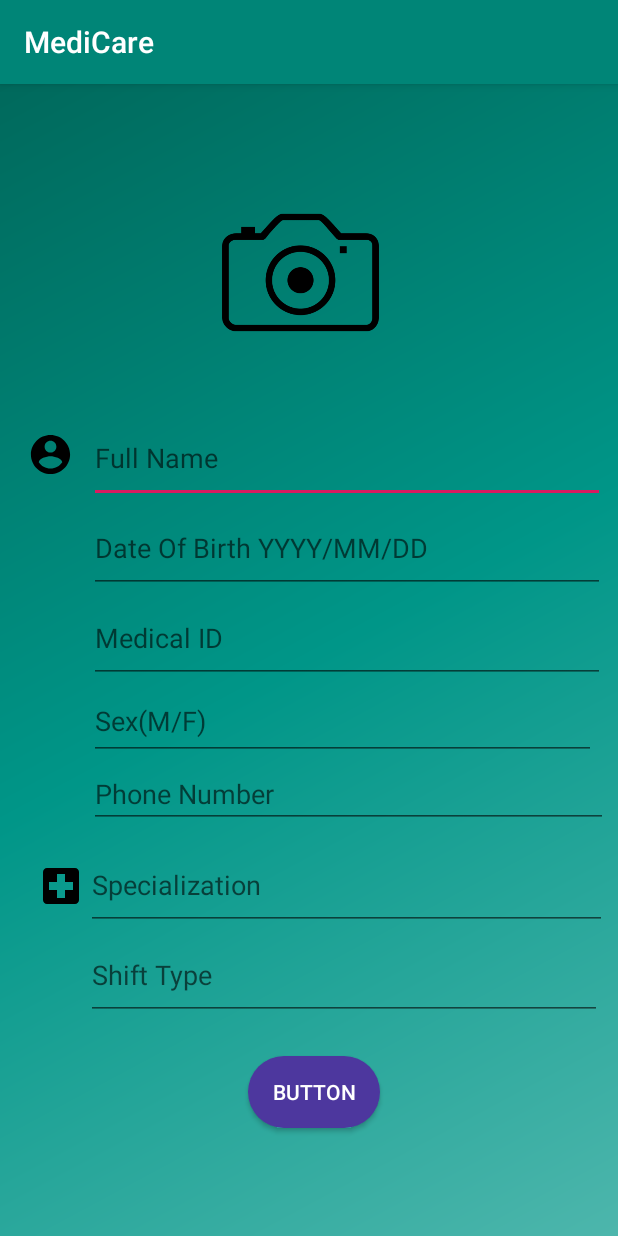
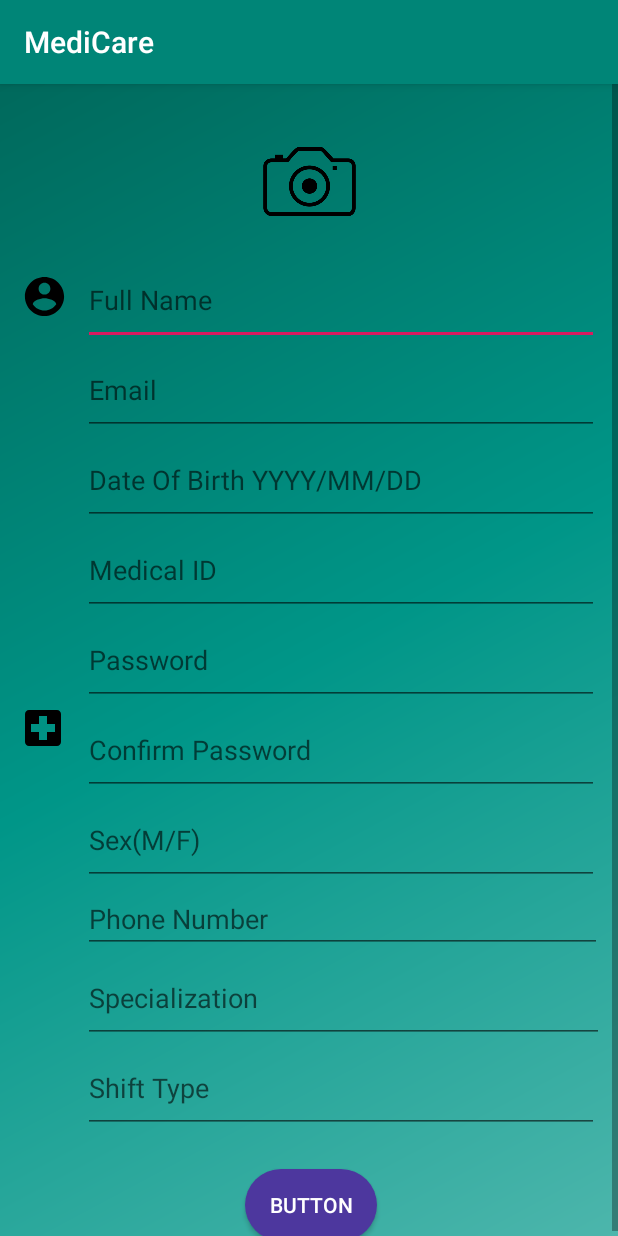
Before and after one commit to katasanirohith/MediCareIT1, an Android app: the doctor_registration screen opened directly, with no data from a screen before it, on a phone screen of 412 x 824 dp. Run offline under Robolectric (Android 15) with nearby library versions, the phone set to English and light mode, and no system bars; network calls fail.

Commit message:
changes made for doc regis

```diff
--- a/app/src/main/java/com/example/medicare/PatientDetails.java
+++ b/app/src/main/java/com/example/medicare/PatientDetails.java
@@ -46,7 +46,7 @@ public class PatientDetails extends AppCompatActivity {
         }
 
         editText_medicalId = (EditText) findViewById(R.id.editText11);
-        editText__name = (EditText) findViewById(R.id.Treatment_date_entry);
+        editText__name = (EditText) findViewById(R.id.Full_name_entry);
         editText_dob = (EditText) findViewById(R.id.editText5);
         editText_emailId = (EditText) findViewById(R.id.editText6);
         editText_bloodGroup = (EditText) findViewById(R.id.editText9);
--- a/app/src/main/res/layout/activity_doctor_doing_treatment.xml
+++ b/app/src/main/res/layout/activity_doctor_doing_treatment.xml
@@ -34,7 +34,7 @@
                 app:srcCompat="@drawable/camera_icon" />
 
             <EditText
-                android:id="@+id/Treatment_date_entry"
+                android:id="@+id/Full_name_entry"
                 android:layout_width="198dp"
                 android:layout_height="48dp"
                 android:layout_marginStart="8dp"
@@ -158,7 +158,7 @@
                 android:inputType="textPersonName"
                 android:textSize="17sp"
                 app:layout_constraintStart_toEndOf="@+id/treatment_slot"
-                app:layout_constraintTop_toBottomOf="@+id/Treatment_date_entry" />
+                app:layout_constraintTop_toBottomOf="@+id/Full_name_entry" />
 
             <EditText
                 android:id="@+id/Diagnosis_entry"
--- a/app/src/main/res/layout/activity_doctor_registration.xml
+++ b/app/src/main/res/layout/activity_doctor_registration.xml
@@ -10,6 +10,7 @@
 
 
     <TableLayout
+        android:id="@+id/tableLayout"
         android:layout_width="match_parent"
         android:layout_height="match_parent"
         android:stretchColumns="1">
@@ -20,24 +21,24 @@
             android:layout_height="match_parent"
             android:background="@drawable/side_nav_bar"
             tools:context=".doctor_registration">
+
             <EditText
                 android:id="@+id/editText15"
                 android:layout_width="347dp"
                 android:layout_height="60dp"
-        android:layout_marginTop="8dp"
                 android:ems="10"
                 android:hint="Specialization"
                 android:inputType="textPersonName"
-        app:layout_constraintStart_toEndOf="@+id/imageView7"
+                app:layout_constraintStart_toStartOf="@+id/editText18"
                 app:layout_constraintTop_toBottomOf="@+id/editText18" />
 
             <ImageView
                 android:id="@+id/imageView3"
-        android:layout_width="319dp"
-        android:layout_height="139dp"
-        android:layout_marginTop="56dp"
-        android:layout_marginEnd="52dp"
-        android:layout_marginRight="52dp"
+                android:layout_width="299dp"
+                android:layout_height="82dp"
+                android:layout_marginTop="24dp"
+                android:layout_marginEnd="56dp"
+                android:layout_marginRight="56dp"
                 app:layout_constraintEnd_toEndOf="parent"
                 app:layout_constraintTop_toTopOf="parent"
                 app:srcCompat="@drawable/camera_icon" />
@@ -46,25 +47,22 @@
                 android:id="@+id/iiitLogo"
                 android:layout_width="35dp"
                 android:layout_height="31dp"
-        android:layout_marginStart="16dp"
-        android:layout_marginLeft="16dp"
-        android:layout_marginTop="36dp"
+                android:layout_marginStart="12dp"
+                android:layout_marginLeft="12dp"
+                android:layout_marginTop="20dp"
                 app:layout_constraintStart_toStartOf="parent"
                 app:layout_constraintTop_toBottomOf="@+id/imageView3"
                 app:srcCompat="@drawable/ic_account_circle_black_24dp" />
 
             <EditText
-        android:id="@+id/Treatment_date_entry"
+                android:id="@+id/Email_entry"
                 android:layout_width="344dp"
                 android:layout_height="60dp"
-        android:layout_marginStart="8dp"
-        android:layout_marginLeft="8dp"
-        android:layout_marginTop="24dp"
                 android:ems="10"
-        android:hint="Full Name"
+                android:hint="Email"
                 android:inputType="textPersonName"
-        app:layout_constraintStart_toEndOf="@+id/iiitLogo"
-        app:layout_constraintTop_toBottomOf="@+id/imageView3" />
+                app:layout_constraintStart_toStartOf="@+id/Name_entry"
+                app:layout_constraintTop_toBottomOf="@+id/Name_entry" />
 
             <EditText
                 android:id="@+id/editText5"
@@ -73,15 +71,13 @@
                 android:ems="10"
                 android:hint="Date Of Birth YYYY/MM/DD"
                 android:inputType="date"
-        app:layout_constraintStart_toStartOf="@+id/Treatment_date_entry"
-        app:layout_constraintTop_toBottomOf="@+id/Treatment_date_entry" />
+                app:layout_constraintStart_toStartOf="@+id/Email_entry"
+                app:layout_constraintTop_toBottomOf="@+id/Email_entry" />
 
             <ImageView
                 android:id="@+id/imageView7"
                 android:layout_width="33dp"
                 android:layout_height="32dp"
-        android:layout_marginStart="8dp"
-        android:layout_marginLeft="8dp"
                 android:layout_marginTop="256dp"
                 app:layout_constraintStart_toStartOf="@+id/iiitLogo"
                 app:layout_constraintTop_toBottomOf="@+id/iiitLogo"
@@ -109,21 +105,21 @@
 
             <EditText
                 android:id="@+id/editText17"
-        android:layout_width="338dp"
-        android:layout_height="51dp"
+                android:layout_width="344dp"
+                android:layout_height="60dp"
                 android:ems="10"
                 android:hint="Sex(M/F)"
                 android:inputType="textPersonName"
-        app:layout_constraintStart_toStartOf="@+id/editText"
-        app:layout_constraintTop_toBottomOf="@+id/editText" />
+                app:layout_constraintStart_toStartOf="@+id/Confirm_Password_entry"
+                app:layout_constraintTop_toBottomOf="@+id/Confirm_Password_entry" />
 
             <EditText
                 android:id="@+id/editText18"
                 android:layout_width="346dp"
                 android:layout_height="wrap_content"
                 android:ems="10"
+                android:hint="Phone Number"
                 android:inputType="phone"
-        android:hint="Phone Number"
                 app:layout_constraintStart_toStartOf="@+id/editText17"
                 app:layout_constraintTop_toBottomOf="@+id/editText17" />
 
@@ -140,6 +136,39 @@
                 app:layout_constraintStart_toStartOf="@+id/editText16"
                 app:layout_constraintTop_toBottomOf="@+id/editText16" />
 
+            <EditText
+                android:id="@+id/Confirm_Password_entry"
+                android:layout_width="344dp"
+                android:layout_height="60dp"
+                android:ems="10"
+                android:hint="Confirm Password"
+                android:inputType="textPassword"
+                app:layout_constraintStart_toStartOf="@+id/password_entry"
+                app:layout_constraintTop_toBottomOf="@+id/password_entry" />
+
+            <EditText
+                android:id="@+id/password_entry"
+                android:layout_width="344dp"
+                android:layout_height="60dp"
+                android:ems="10"
+                android:hint="Password"
+                android:inputType="textPassword"
+                app:layout_constraintStart_toStartOf="@+id/editText"
+                app:layout_constraintTop_toBottomOf="@+id/editText" />
+
+            <EditText
+                android:id="@+id/Name_entry"
+                android:layout_width="344dp"
+                android:layout_height="60dp"
+                android:layout_marginStart="8dp"
+                android:layout_marginLeft="8dp"
+                android:layout_marginTop="8dp"
+                android:ems="10"
+                android:hint="Full Name"
+                android:inputType="textPersonName"
+                app:layout_constraintStart_toEndOf="@+id/iiitLogo"
+                app:layout_constraintTop_toBottomOf="@+id/imageView3" />
+
 
         </android.support.constraint.ConstraintLayout>
     </TableLayout>
--- a/app/src/main/res/layout/activity_patient_details.xml
+++ b/app/src/main/res/layout/activity_patient_details.xml
@@ -26,8 +26,8 @@
                 android:ems="10"
                 android:hint="Pick a username"
                 android:inputType="textPersonName"
-                app:layout_constraintStart_toStartOf="@+id/Treatment_date_entry"
-                app:layout_constraintTop_toBottomOf="@+id/Treatment_date_entry" />
+                app:layout_constraintStart_toStartOf="@+id/Full_name_entry"
+                app:layout_constraintTop_toBottomOf="@+id/Full_name_entry" />
 
             <ImageView
                 android:id="@+id/imageView3"
@@ -54,7 +54,7 @@
                 app:srcCompat="@drawable/ic_account_circle_black_24dp" />
 
             <EditText
-                android:id="@+id/Treatment_date_entry"
+                android:id="@+id/Full_name_entry"
                 android:layout_width="341dp"
                 android:layout_height="37dp"
                 android:ems="10"
@@ -70,7 +70,7 @@
                 android:ems="10"
                 android:hint="Date Of Birth YYYY/MM/DD"
                 android:inputType="date"
-                app:layout_constraintStart_toStartOf="@+id/Treatment_date_entry"
+                app:layout_constraintStart_toStartOf="@+id/Full_name_entry"
                 app:layout_constraintTop_toBottomOf="@+id/editText22" />
 
             <EditText
--- a/app/src/main/res/layout/see_more_full.xml
+++ b/app/src/main/res/layout/see_more_full.xml
@@ -159,7 +159,7 @@
         app:layout_constraintTop_toBottomOf="@+id/Prescription" />
 
     <TextView
-        android:id="@+id/Treatment_date_entry"
+        android:id="@+id/Full_name_entry"
         android:layout_width="wrap_content"
         android:layout_height="wrap_content"
         android:layout_marginStart="5dp"
@@ -180,7 +180,7 @@
         android:text="Treatment Slot"
         android:textSize="17sp"
         app:layout_constraintStart_toEndOf="@+id/treatment_slot"
-        app:layout_constraintTop_toBottomOf="@+id/Treatment_date_entry" />
+        app:layout_constraintTop_toBottomOf="@+id/Full_name_entry" />
 
     <TextView
         android:id="@+id/Diagnosis_entry"
```
Lines whose indentation alone changed are shown as unchanged.
